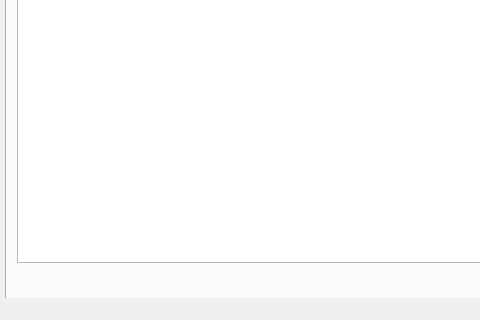
Above: mainwindow.ui from alexeypertcev/ksu-ivt-nagruzka before the change; both pictures show x 0 to 480 and y 380 to 700 of the 1270 by 700 pixel window. Below: the same form after it.
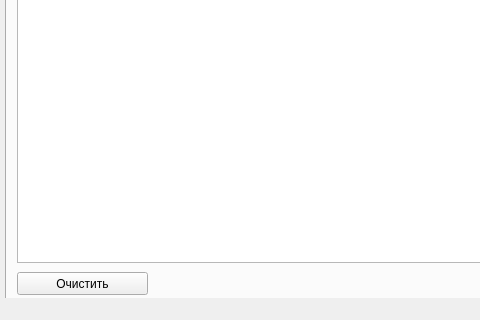
That is the form after the change. The open tabs and pages were chosen to show the change. Custom widgets are drawn as their Qt base class.

Patch:
```diff
--- a/mainwindow.ui
+++ b/mainwindow.ui
@@ -345,6 +345,19 @@
        <string>обновить</string>
       </property>
      </widget>
+     <widget class="QPushButton" name="pushButton_clear_subinsemmester">
+      <property name="geometry">
+       <rect>
+        <x>10</x>
+        <y>590</y>
+        <width>131</width>
+        <height>23</height>
+       </rect>
+      </property>
+      <property name="text">
+       <string>Очистить</string>
+      </property>
+     </widget>
     </widget>
     <widget class="QWidget" name="tab_5">
      <attribute name="title">
```
Left out of the diff: 15 changed lines with no effect on the pictures.
